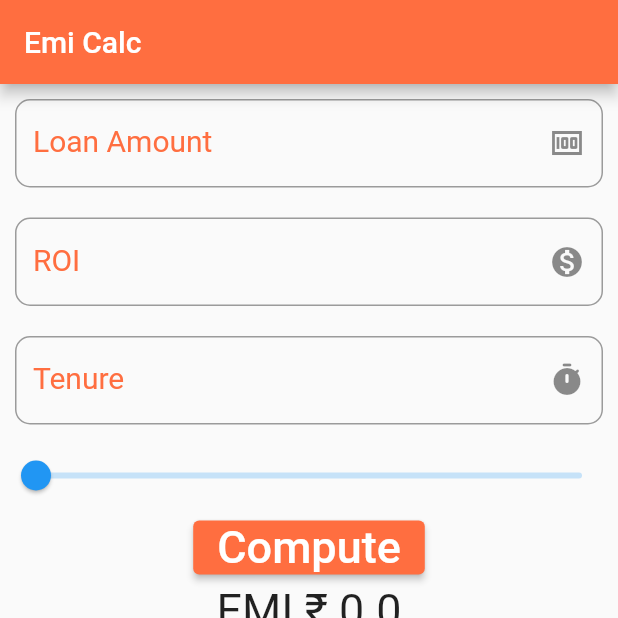
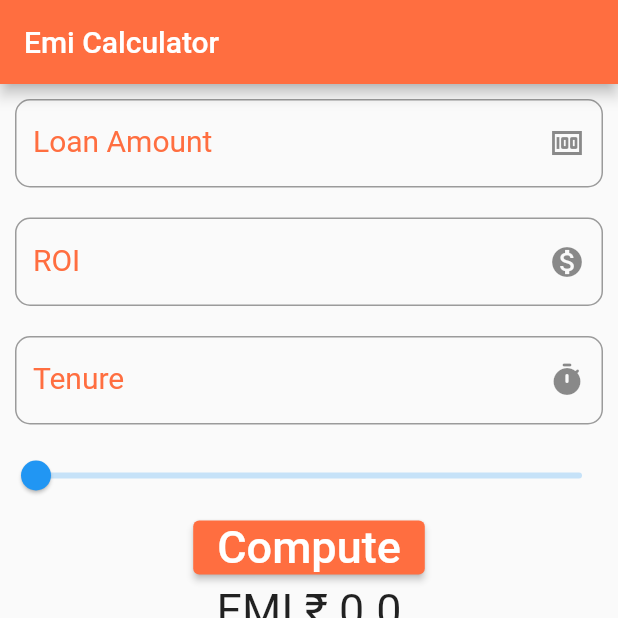
Before and after one commit to NamitKumar16/EMI-Calculator, a Flutter app: the screen it shows after launch, on a phone screen of 412 x 824 dp, the top half of it. Run offline on Flutter 3.47's test engine with Material 2 defaults, Android fonts, the phone set to English and light mode, and no system bars; drawn by our look-alikes of pie_chart.

Commit message:
Update emi.dart

```diff
--- a/lib/screens/emi.dart
+++ b/lib/screens/emi.dart
@@ -82,7 +82,7 @@ class _EmiState extends State<Emi> {
         ),
       ),
       appBar: AppBar(
-        title: Text('Emi Calc'),
+        title: Text('Emi Calculator'),
         backgroundColor: Colors.deepOrangeAccent,
       ),
     );
```
